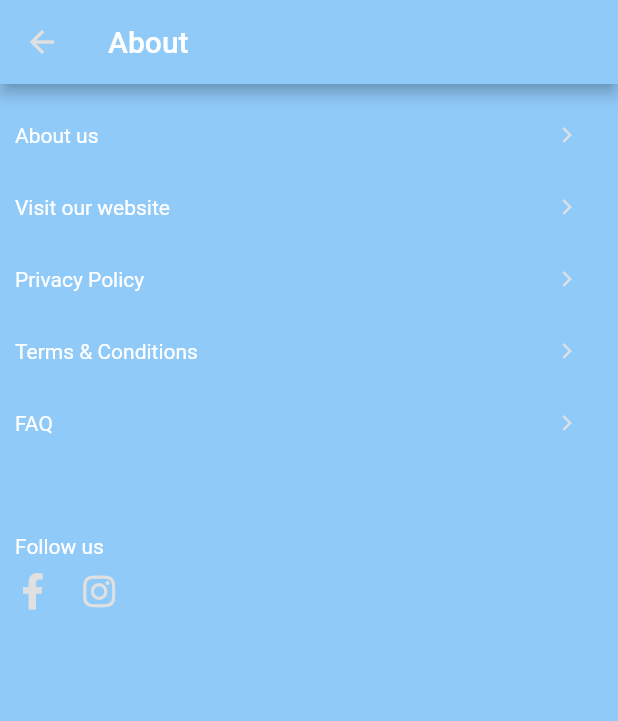
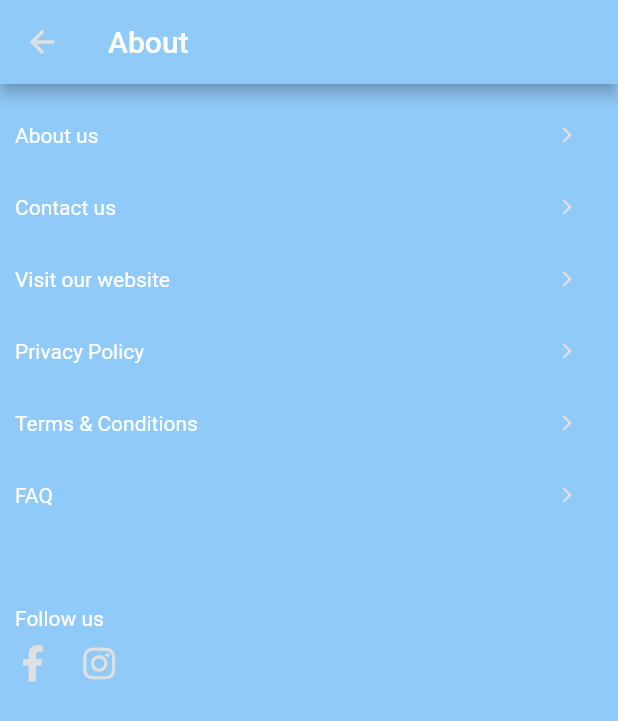
Before and after one commit to aimanuslim/Gas2Go, a Flutter app: the ProfileTabAboutUs screen opened directly, on a phone screen of 412 x 824 dp. Shown: the top 721 px of the screen. Run offline on Flutter 3.47's test engine with Material 2 defaults, Android fonts, the phone set to English and light mode, and no system bars; our stand-ins replace font_awesome_flutter, intro_slider, share.

Commit message:
added 'contact us' link in about screen

```diff
--- a/lib/customer_screens.dart
+++ b/lib/customer_screens.dart
@@ -2044,7 +2044,7 @@ class ProfileTabAboutUs extends StatelessWidget {
                         context: context,
                         builder: (BuildContext context) {
                           return AlertDialog(
-                            title: Text('About Gas2Go'),
+                            title: Text('About EZ Gas'),
                             content:
                                 const Text('LoremIpsum Bla bla blablalbla'),
                             actions: <Widget>[
@@ -2061,6 +2061,28 @@ class ProfileTabAboutUs extends StatelessWidget {
                         },
                       );
                     },
+                  )
+                ],
+              ),
+            ),
+            GestureDetector(
+              onTap: null,
+              child: new Row(
+                children: <Widget>[
+                  Expanded(
+                    child: new Text(
+                      "Contact us",
+                      style: new TextStyle(color: Colors.white),
+                    ),
+                  ),
+                  new IconButton(
+                    iconSize: 12,
+                    alignment: Alignment.center,
+                    icon: new Icon(
+                      Icons.arrow_forward_ios,
+                      color: Theme.of(context).buttonColor,
+                    ),
+                    onPressed: _launchWebsite,
                   )
                 ],
               ),
```
